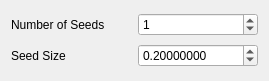
First picture: the form in src/Interface/Modules/Fields/GeneratePointSamplesFromField.ui, repository SCIInstitute/SCIRun, before the edit.
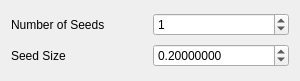
Second picture: the form after the edit.

Patch:
```diff
--- a/src/Interface/Modules/Fields/GeneratePointSamplesFromField.ui
+++ b/src/Interface/Modules/Fields/GeneratePointSamplesFromField.ui
@@ -6,14 +6,14 @@
    <rect>
     <x>0</x>
     <y>0</y>
-    <width>269</width>
+    <width>300</width>
     <height>81</height>
    </rect>
   </property>
   <property name="minimumSize">
    <size>
-    <width>200</width>
-    <height>77</height>
+    <width>300</width>
+    <height>81</height>
    </size>
   </property>
   <property name="windowTitle">
```
